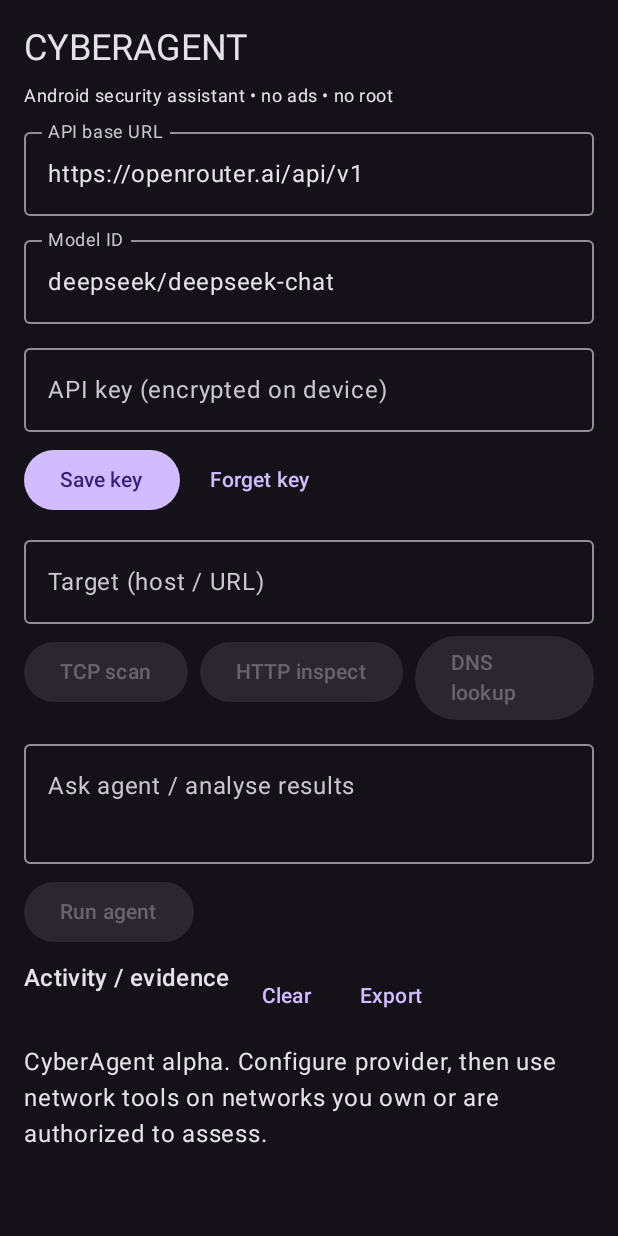
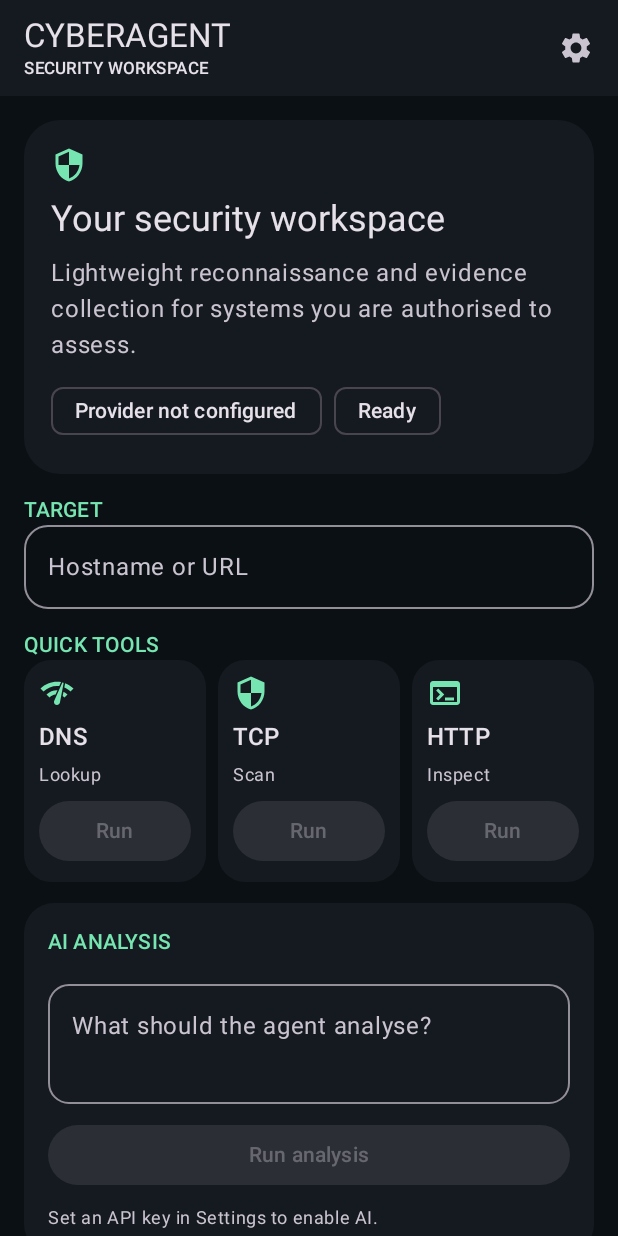
Before and after one commit to 999-fl/cyberagent, an Android app built with Jetpack Compose: the screen it shows after launch (MainActivity), on a phone screen of 412 x 824 dp. Run offline under Robolectric (Android 15) with nearby library versions, the phone set to English and light mode, and no system bars; pictures from the network do not load.

Commit message:
Redesign home workspace and move API configuration into settings

```diff
--- a/app/src/main/java/com/cyberagent/mobile/MainActivity.kt
+++ b/app/src/main/java/com/cyberagent/mobile/MainActivity.kt
@@ -5,7 +5,12 @@ import android.os.Bundle
 import androidx.activity.ComponentActivity
 import androidx.activity.compose.setContent
 import androidx.compose.foundation.layout.*
-import androidx.compose.foundation.lazy.LazyColumn
+import androidx.compose.foundation.shape.RoundedCornerShape
+import androidx.compose.material.icons.Icons
+import androidx.compose.material.icons.filled.Settings
+import androidx.compose.material.icons.filled.Security
+import androidx.compose.material.icons.filled.Terminal
+import androidx.compose.material.icons.filled.NetworkCheck
 import androidx.compose.material3.*
 import androidx.compose.runtime.*
 import androidx.compose.ui.Modifier
@@ -28,62 +33,117 @@ fun CyberAgentApp() {
     var apiKey by remember { mutableStateOf(KeyVault.load(context)) }
     var endpoint by remember { mutableStateOf("https://openrouter.ai/api/v1") }
     var model by remember { mutableStateOf("deepseek/deepseek-chat") }
+    var settingsOpen by remember { mutableStateOf(false) }
     var target by remember { mutableStateOf("") }
     var prompt by remember { mutableStateOf("") }
-    var log by remember { mutableStateOf("CyberAgent alpha. Configure provider, then use network tools on networks you own or are authorized to assess.") }
+    var log by remember { mutableStateOf("Ready. Configure your provider in Settings to enable AI analysis.") }
     var busy by remember { mutableStateOf(false) }
-
     fun append(message: String) { log = (log + "\n\n" + message).takeLast(24000) }
 
-    MaterialTheme(colorScheme = darkColorScheme()) {
-        Scaffold { pad ->
-            Column(Modifier.padding(pad).padding(16.dp).fillMaxSize(), verticalArrangement = Arrangement.spacedBy(8.dp)) {
-                Text("CYBERAGENT", style = MaterialTheme.typography.headlineSmall)
-                Text("Android security assistant • no ads • no root", style = MaterialTheme.typography.bodySmall)
-                OutlinedTextField(endpoint, { endpoint = it }, label = { Text("API base URL") }, modifier = Modifier.fillMaxWidth())
-                OutlinedTextField(model, { model = it }, label = { Text("Model ID") }, modifier = Modifier.fillMaxWidth())
-                OutlinedTextField(apiKey, { apiKey = it }, label = { Text("API key (encrypted on device)") }, visualTransformation = PasswordVisualTransformation(), modifier = Modifier.fillMaxWidth())
-                Row(horizontalArrangement = Arrangement.spacedBy(8.dp)) {
-                    Button(onClick = {
-                        try { KeyVault.save(context, apiKey); append("API key saved encrypted with Android Keystore.") }
-                        catch (e: Exception) { append("Key save failed: ${e.message}") }
-                    }) { Text("Save key") }
-                    TextButton(onClick = { apiKey = ""; KeyVault.clear(context); append("Stored API key cleared.") }) { Text("Forget key") }
+    MaterialTheme(colorScheme = darkColorScheme(
+        primary = androidx.compose.ui.graphics.Color(0xFF76E5B1),
+        secondary = androidx.compose.ui.graphics.Color(0xFF8DB7FF),
+        surface = androidx.compose.ui.graphics.Color(0xFF151A20),
+        background = androidx.compose.ui.graphics.Color(0xFF0B1015)
+    )) {
+        Scaffold(topBar = {
+            TopAppBar(
+                title = { Column { Text("CYBERAGENT", style = MaterialTheme.typography.titleLarge); Text("SECURITY WORKSPACE", style = MaterialTheme.typography.labelSmall) } },
+                actions = { IconButton(onClick = { settingsOpen = true }) { Icon(Icons.Default.Settings, "Settings") } },
+                colors = TopAppBarDefaults.topAppBarColors(containerColor = MaterialTheme.colorScheme.surface)
+            )
+        }) { pad ->
+            Column(Modifier.padding(pad).fillMaxSize()) {
+                androidx.compose.foundation.lazy.LazyColumn(
+                    contentPadding = PaddingValues(16.dp),
+                    verticalArrangement = Arrangement.spacedBy(14.dp),
+                    modifier = Modifier.fillMaxSize()
+                ) {
+                    item {
+                        Card(shape = RoundedCornerShape(24.dp), colors = CardDefaults.cardColors(containerColor = MaterialTheme.colorScheme.surface)) {
+                            Column(Modifier.padding(18.dp), verticalArrangement = Arrangement.spacedBy(8.dp)) {
+                                Icon(Icons.Default.Security, null, tint = MaterialTheme.colorScheme.primary)
+                                Text("Your security workspace", style = MaterialTheme.typography.headlineSmall)
+                                Text("Lightweight reconnaissance and evidence collection for systems you are authorised to assess.", color = MaterialTheme.colorScheme.onSurfaceVariant)
+                                Row(horizontalArrangement = Arrangement.spacedBy(8.dp)) {
+                                    AssistChip(onClick = { settingsOpen = true }, label = { Text(if (apiKey.isBlank()) "Provider not configured" else "API key saved") })
+                                    AssistChip(onClick = {}, label = { Text(if (busy) "Working" else "Ready") })
+                                }
+                            }
+                        }
+                    }
+                    item {
+                        Text("TARGET", style = MaterialTheme.typography.labelLarge, color = MaterialTheme.colorScheme.primary)
+                        OutlinedTextField(target, { target = it }, placeholder = { Text("Hostname or URL") }, singleLine = true, modifier = Modifier.fillMaxWidth(), shape = RoundedCornerShape(16.dp))
+                    }
+                    item {
+                        Text("QUICK TOOLS", style = MaterialTheme.typography.labelLarge, color = MaterialTheme.colorScheme.primary)
+                        Row(horizontalArrangement = Arrangement.spacedBy(8.dp), modifier = Modifier.fillMaxWidth()) {
+                            ToolCard("DNS", "Lookup", Icons.Default.NetworkCheck, Modifier.weight(1f), !busy && target.isNotBlank()) {
+                                busy = true; scope.launch { try { append(NetTools.dns(target)) } catch (e: Exception) { append("DNS error: ${e.message}") } finally { busy = false } }
+                            }
+                            ToolCard("TCP", "Scan", Icons.Default.Security, Modifier.weight(1f), !busy && target.isNotBlank()) {
+                                busy = true; scope.launch { try { append(NetTools.scan(target)) } catch (e: Exception) { append("Scan error: ${e.message}") } finally { busy = false } }
+                            }
+                            ToolCard("HTTP", "Inspect", Icons.Default.Terminal, Modifier.weight(1f), !busy && target.isNotBlank()) {
+                                busy = true; scope.launch { try { append(NetTools.http(target)) } catch (e: Exception) { append("HTTP error: ${e.message}") } finally { busy = false } }
+                            }
+                        }
+                    }
+                    item {
+                        Card(shape = RoundedCornerShape(20.dp), colors = CardDefaults.cardColors(containerColor = MaterialTheme.colorScheme.surface)) {
+                            Column(Modifier.padding(16.dp), verticalArrangement = Arrangement.spacedBy(10.dp)) {
+                                Text("AI ANALYSIS", style = MaterialTheme.typography.labelLarge, color = MaterialTheme.colorScheme.primary)
+                                OutlinedTextField(prompt, { prompt = it }, label = { Text("What should the agent analyse?") }, modifier = Modifier.fillMaxWidth(), minLines = 2, shape = RoundedCornerShape(14.dp))
+                                Button(onClick = {
+                                    busy = true
+                                    scope.launch { try { append(Agent.run(endpoint, model, apiKey, target, prompt, log)) } catch (e: Exception) { append("Agent error: ${e.message}") } finally { busy = false } }
+                                }, enabled = !busy && prompt.isNotBlank() && apiKey.isNotBlank() && target.isNotBlank(), modifier = Modifier.fillMaxWidth()) { Text(if (busy) "Working…" else "Run analysis") }
+                                if (apiKey.isBlank()) Text("Set an API key in Settings to enable AI.", style = MaterialTheme.typography.bodySmall, color = MaterialTheme.colorScheme.onSurfaceVariant)
+                            }
+                        }
+                    }
+                    item {
+                        Row(verticalAlignment = androidx.compose.ui.Alignment.CenterVertically) {
+                            Column(Modifier.weight(1f)) { Text("EVIDENCE", style = MaterialTheme.typography.labelLarge, color = MaterialTheme.colorScheme.primary); Text("Activity log", style = MaterialTheme.typography.titleMedium) }
+                            TextButton(enabled = !busy, onClick = { log = "Log cleared." }) { Text("Clear") }
+                            TextButton(onClick = {
+                                val send = Intent(Intent.ACTION_SEND).apply { type = "text/plain"; putExtra(Intent.EXTRA_SUBJECT, "CyberAgent evidence"); putExtra(Intent.EXTRA_TEXT, "CyberAgent evidence log\nTarget: $target\n\n$log") }
+                                context.startActivity(Intent.createChooser(send, "Export evidence"))
+                            }) { Text("Export") }
+                        }
+                    }
+                    item { Card(shape = RoundedCornerShape(18.dp), colors = CardDefaults.cardColors(containerColor = MaterialTheme.colorScheme.surface)) { Text(log, Modifier.padding(14.dp), style = MaterialTheme.typography.bodySmall) } }
+                    item { Text("CyberAgent • lightweight assessment tools", style = MaterialTheme.typography.labelSmall, color = MaterialTheme.colorScheme.onSurfaceVariant) }
                 }
-                OutlinedTextField(target, { target = it }, label = { Text("Target (host / URL)") }, modifier = Modifier.fillMaxWidth())
-                Row(horizontalArrangement = Arrangement.spacedBy(8.dp)) {
-                    Button(enabled = !busy && target.isNotBlank(), onClick = {
-                        busy = true
-                        scope.launch { try { append(NetTools.scan(target)) } catch (e: Exception) { append("Scan error: ${e.message}") } finally { busy = false } }
-                    }) { Text("TCP scan") }
-                    Button(enabled = !busy && target.isNotBlank(), onClick = {
-                        busy = true
-                        scope.launch { try { append(NetTools.http(target)) } catch (e: Exception) { append("HTTP inspect error: ${e.message}") } finally { busy = false } }
-                    }) { Text("HTTP inspect") }
-                    Button(enabled = !busy && target.isNotBlank(), onClick = {
-                        busy = true
-                        scope.launch { try { append(NetTools.dns(target)) } catch (e: Exception) { append("DNS error: ${e.message}") } finally { busy = false } }
-                    }) { Text("DNS lookup") }
-                }
-                OutlinedTextField(prompt, { prompt = it }, label = { Text("Ask agent / analyse results") }, modifier = Modifier.fillMaxWidth(), minLines = 2)
-                Button(enabled = !busy && prompt.isNotBlank() && apiKey.isNotBlank() && target.isNotBlank(), onClick = {
-                    busy = true
-                    scope.launch { try { append(Agent.run(endpoint, model, apiKey, target, prompt, log)) } catch (e: Exception) { append("Agent error: ${e.message}") } finally { busy = false } }
-                }) { Text(if (busy) "Working…" else "Run agent") }
-                Row(horizontalArrangement = Arrangement.spacedBy(8.dp)) {
-                    Text("Activity / evidence", style = MaterialTheme.typography.titleMedium)
-                    TextButton(onClick = { log = "Log cleared." }, enabled = !busy) { Text("Clear") }
-                    TextButton(onClick = {
-                        val send = Intent(Intent.ACTION_SEND).apply {
-                            type = "text/plain"
-                            putExtra(Intent.EXTRA_SUBJECT, "CyberAgent evidence")
-                            putExtra(Intent.EXTRA_TEXT, "CyberAgent evidence log\nTarget: $target\n\n$log")
-                        }
-                        context.startActivity(Intent.createChooser(send, "Export evidence"))
-                    }) { Text("Export") }
-                }
-                Box(Modifier.fillMaxSize()) { LazyColumn { item { Text(log) } } }
             }
+        }
+        if (settingsOpen) {
+            AlertDialog(
+                onDismissRequest = { settingsOpen = false },
+                title = { Text("Settings") },
+                text = { Column(verticalArrangement = Arrangement.spacedBy(12.dp)) {
+                    Text("API PROVIDER", style = MaterialTheme.typography.labelLarge, color = MaterialTheme.colorScheme.primary)
+                    OutlinedTextField(endpoint, { endpoint = it }, label = { Text("API base URL") }, modifier = Modifier.fillMaxWidth(), singleLine = true)
+                    OutlinedTextField(model, { model = it }, label = { Text("Model ID") }, modifier = Modifier.fillMaxWidth(), singleLine = true)
+                    OutlinedTextField(apiKey, { apiKey = it }, label = { Text("API key") }, visualTransformation = PasswordVisualTransformation(), modifier = Modifier.fillMaxWidth())
+                    Text("Encrypted locally using Android Keystore.", style = MaterialTheme.typography.bodySmall, color = MaterialTheme.colorScheme.onSurfaceVariant)
+                } },
+                confirmButton = { TextButton(onClick = { try { KeyVault.save(context, apiKey); append("API key saved encrypted with Android Keystore."); settingsOpen = false } catch (e: Exception) { append("Key save failed: ${e.message}") } }) { Text("Save") } },
+                dismissButton = { TextButton(onClick = { apiKey = ""; KeyVault.clear(context); append("Stored API key cleared."); settingsOpen = false }) { Text("Forget key") } }
+            )
         }
     }
 }
+
+@Composable
+private fun ToolCard(title: String, subtitle: String, icon: androidx.compose.ui.graphics.vector.ImageVector, modifier: Modifier, enabled: Boolean, action: () -> Unit) {
+    Card(modifier, shape = RoundedCornerShape(18.dp), colors = CardDefaults.cardColors(containerColor = MaterialTheme.colorScheme.surface)) {
+        Column(Modifier.padding(10.dp), verticalArrangement = Arrangement.spacedBy(5.dp)) {
+            Icon(icon, null, tint = MaterialTheme.colorScheme.primary)
+            Text(title, style = MaterialTheme.typography.titleMedium)
+            Text(subtitle, style = MaterialTheme.typography.bodySmall, color = MaterialTheme.colorScheme.onSurfaceVariant)
+            Button(onClick = action, enabled = enabled, modifier = Modifier.fillMaxWidth(), contentPadding = PaddingValues(horizontal = 4.dp)) { Text("Run") }
+        }
+    }
+}
```
